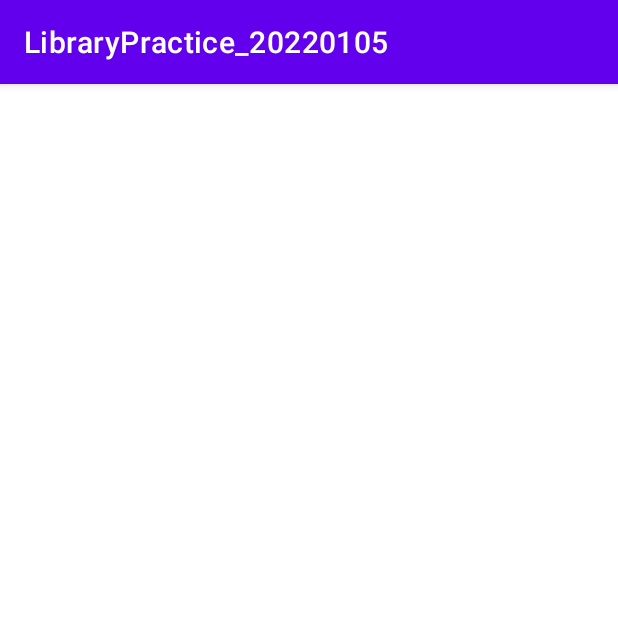
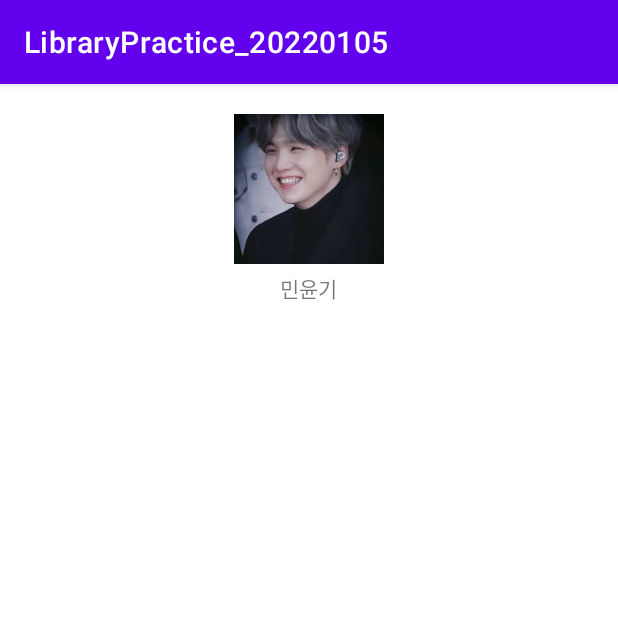
Before and after one commit to ooooo5h/LibraryPractice_20220105, an Android app: the screen it shows after launch (MainActivity), on a phone screen of 412 x 824 dp, the top half of it. Run offline under Robolectric (Android 15) with nearby library versions, the phone set to English and light mode, and no system bars.

Commit message:
프로필 사진 자리 추가

```diff
--- a/app/src/main/res/layout/activity_main.xml
+++ b/app/src/main/res/layout/activity_main.xml
@@ -6,6 +6,30 @@
     android:layout_width="match_parent"
     android:layout_height="match_parent"
     android:orientation="vertical"
+    android:padding="20dp"
     tools:context=".MainActivity">
 
+    <LinearLayout
+        android:layout_width="match_parent"
+        android:layout_height="wrap_content"
+        android:orientation="vertical"
+        android:gravity="center">
+
+        <ImageView
+            android:src="@drawable/yoongi"
+            android:scaleType="centerCrop"
+            android:layout_width="100dp"
+            android:layout_height="100dp" />
+
+        <TextView
+            android:layout_width="wrap_content"
+            android:layout_height="wrap_content"
+            android:layout_marginTop="5dp"
+            android:text="민윤기" />
+
+
+
+
+    </LinearLayout>
+
 </LinearLayout>
```
Also changed, not shown: app/src/main/res/drawable/yoongi.jpg (added).
